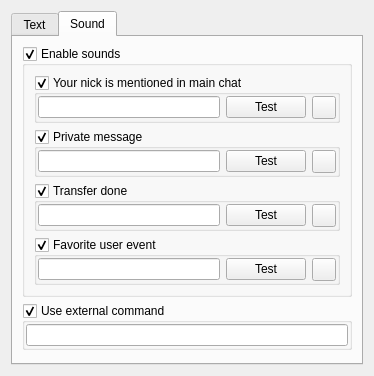
Old version of the form eiskaltdcpp-qt/ui/UISettingsNotification.ui in the repository eiskaltdcpp/eiskaltdcpp.
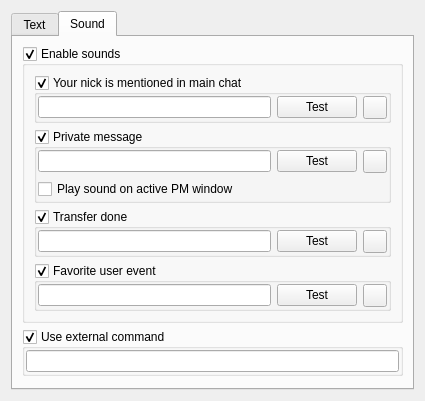
New version of the form. The open tabs and pages were chosen to show the change. Custom widgets are drawn as their Qt base class.

Commit message: EiskaltDC++ Qt: 	* Fixed issue #990.

Diff of the .ui file:
```diff
--- a/eiskaltdcpp-qt/ui/UISettingsNotification.ui
+++ b/eiskaltdcpp-qt/ui/UISettingsNotification.ui
@@ -6,8 +6,8 @@
    <rect>
     <x>0</x>
     <y>0</y>
-    <width>374</width>
-    <height>348</height>
+    <width>425</width>
+    <height>401</height>
    </rect>
   </property>
   <property name="windowTitle">
@@ -247,6 +247,13 @@
                </property>
               </widget>
              </item>
+             <item row="1" column="0">
+              <widget class="QCheckBox" name="checkBox_ACTIVEPM">
+               <property name="text">
+                <string>Play sound on active PM window</string>
+               </property>
+              </widget>
+             </item>
             </layout>
            </widget>
           </item>
```
Left out of the diff: 2 changed lines with no effect on the pictures. The commit also changes 2 other files.
